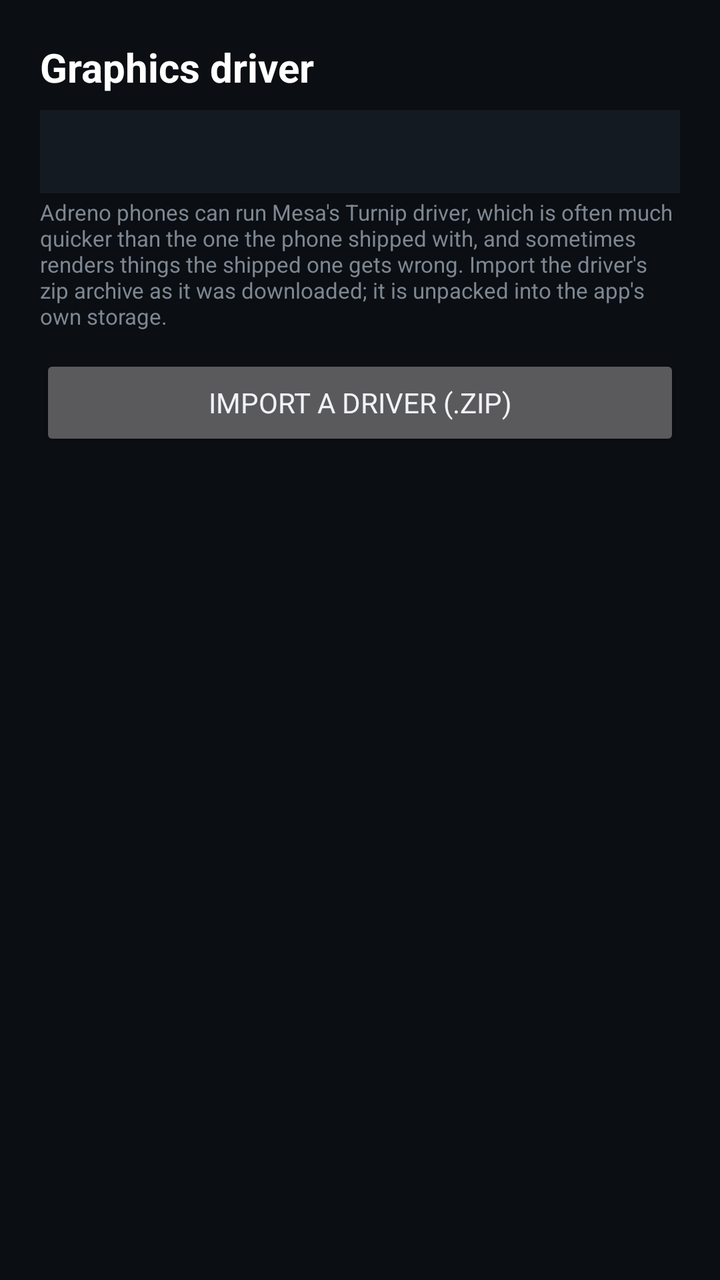
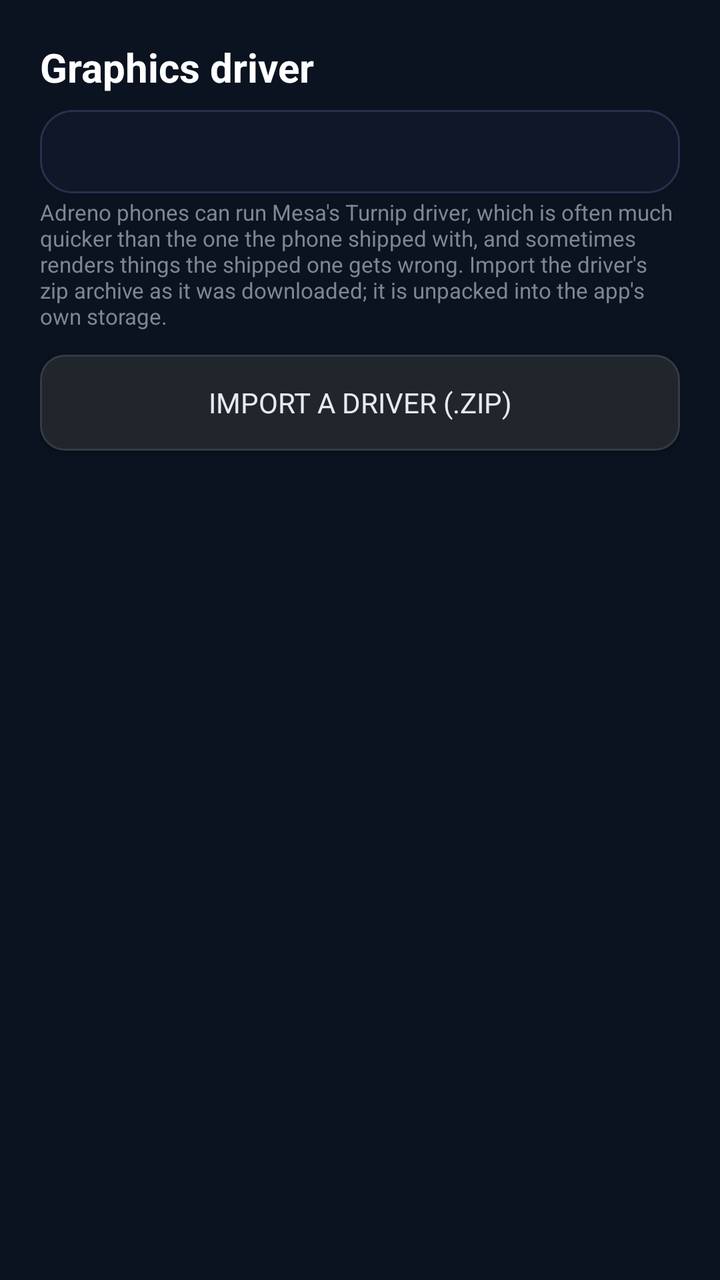

An Android layout rendered at two revisions. The XML below is the earlier revision; the diff shows what the commit changed to produce the second picture.
<!-- AndroidManifest.xml: application theme Theme.MW2 -->
<!-- res/layout/activity_driver.xml -->
<?xml version="1.0" encoding="utf-8"?>
<LinearLayout xmlns:android="http://schemas.android.com/apk/res/android"
    android:layout_width="match_parent"
    android:layout_height="match_parent"
    android:orientation="vertical"
    android:background="#0B0E12"
    android:padding="20dp">

    <TextView
        android:layout_width="match_parent"
        android:layout_height="wrap_content"
        android:text="@string/graphics_driver"
        android:textColor="#FFFFFF"
        android:textSize="20sp"
        android:textStyle="bold" />

    <TextView
        android:id="@+id/driver_current"
        android:layout_width="match_parent"
        android:layout_height="wrap_content"
        android:layout_marginTop="8dp"
        android:background="#141A21"
        android:padding="12dp"
        android:textColor="#C8D0D8"
        android:textSize="13sp" />

    <TextView
        style="@style/SettingHint"
        android:layout_width="match_parent"
        android:layout_height="wrap_content"
        android:text="@string/driver_hint" />

    <Button
        android:id="@+id/import_driver"
        android:layout_width="match_parent"
        android:layout_height="wrap_content"
        android:layout_marginTop="10dp"
        android:text="@string/import_driver" />

    <ListView
        android:id="@+id/driver_list"
        android:layout_width="match_parent"
        android:layout_height="0dp"
        android:layout_weight="1"
        android:layout_marginTop="12dp"
        android:divider="#1E262F"
        android:dividerHeight="1dp" />
</LinearLayout>
<!-- resources referenced by this layout -->
<resources>
  <string name="driver_hint">Adreno phones can run Mesa\'s Turnip driver, which is often much quicker than the one the phone shipped with, and sometimes renders things the shipped one gets wrong. Import the driver\'s zip archive as it was downloaded; it is unpacked into the app\'s own storage.</string>
  <string name="graphics_driver">Graphics driver</string>
  <string name="import_driver">Import a driver (.zip)</string>
  <style name="SettingHint">
          <item name="android:paddingTop">2dp</item>
          <item name="android:paddingBottom">2dp</item>
          <item name="android:textColor">#7D8792</item>
          <item name="android:textSize">11sp</item>
      </style>
  <style name="Theme.MW2" parent="Theme.AppCompat.NoActionBar">
          <item name="android:fontFamily">sans-serif</item>
          <item name="android:windowBackground">#0B0E12</item>
          <item name="colorPrimary">#1B2129</item>
          <item name="colorPrimaryDark">#0B0E12</item>
          <item name="colorAccent">#FF7A1A</item>
          <item name="android:textColorPrimary">#F0F3F6</item>
          <item name="android:textColorSecondary">#9AA5B1</item>
      </style>
</resources>

<!-- the commit's change to res/layout/activity_driver.xml (unified diff, before → after) -->
@@ -3,7 +3,7 @@
     android:layout_width="match_parent"
     android:layout_height="match_parent"
     android:orientation="vertical"
-    android:background="#0B0E12"
+    android:background="#0B1220"
     android:padding="20dp">
 
     <TextView
@@ -19,7 +19,7 @@
         android:layout_width="match_parent"
         android:layout_height="wrap_content"
         android:layout_marginTop="8dp"
-        android:background="#141A21"
+        android:background="@drawable/bg_card"
         android:padding="12dp"
         android:textColor="#C8D0D8"
         android:textSize="13sp" />
@@ -32,6 +32,8 @@
 
     <Button
         android:id="@+id/import_driver"
+        android:background="@drawable/bg_button_action"
+        android:textColor="#E8EAED"
         android:layout_width="match_parent"
         android:layout_height="wrap_content"
         android:layout_marginTop="10dp"
@@ -43,6 +45,6 @@
         android:layout_height="0dp"
         android:layout_weight="1"
         android:layout_marginTop="12dp"
-        android:divider="#1E262F"
-        android:dividerHeight="1dp" />
+        android:divider="@android:color/transparent"
+        android:dividerHeight="8dp" />
 </LinearLayout>
<!-- resource entries referenced after the edit -->
@@ -1,5 +1,29 @@
 <!-- resources referenced by this layout -->
 <resources>
+  <!-- drawable bg_button_action (drawable) -->
+  <?xml version="1.0" encoding="utf-8"?>
+  <ripple xmlns:android="http://schemas.android.com/apk/res/android"
+      android:color="#484F58">
+      <item>
+          <shape android:shape="rectangle">
+              <solid android:color="#21262D" />
+              <corners android:radius="12dp" />
+              <stroke
+                  android:width="1dp"
+                  android:color="#363B42" />
+          </shape>
+      </item>
+  </ripple>
+  <!-- drawable bg_card (drawable) -->
+  <?xml version="1.0" encoding="utf-8"?>
+  <shape xmlns:android="http://schemas.android.com/apk/res/android"
+      android:shape="rectangle">
+      <solid android:color="#0F1729" />
+      <corners android:radius="16dp" />
+      <stroke
+          android:width="1dp"
+          android:color="#26324D" />
+  </shape>
   <string name="driver_hint">Adreno phones can run Mesa\'s Turnip driver, which is often much quicker than the one the phone shipped with, and sometimes renders things the shipped one gets wrong. Import the driver\'s zip archive as it was downloaded; it is unpacked into the app\'s own storage.</string>
   <string name="graphics_driver">Graphics driver</string>
   <string name="import_driver">Import a driver (.zip)</string>
